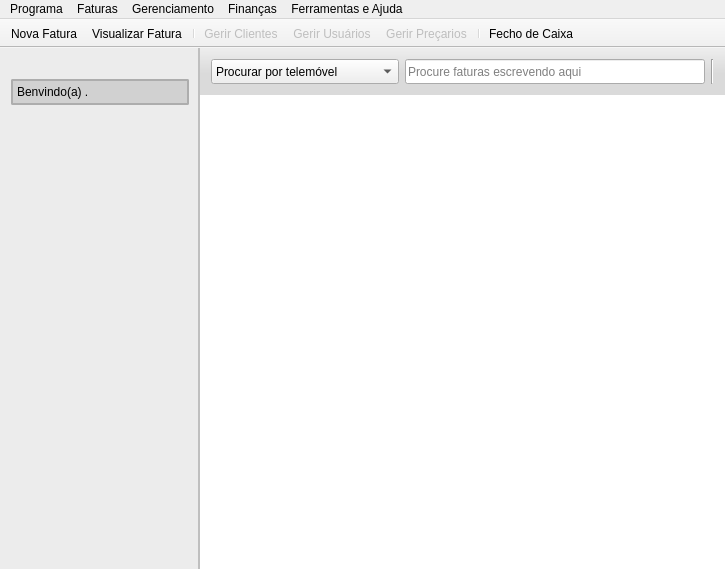
The window that Views/mainwindow.ui (hkakutalua/lavemax) describes before a commit, drawn with Qt 5.
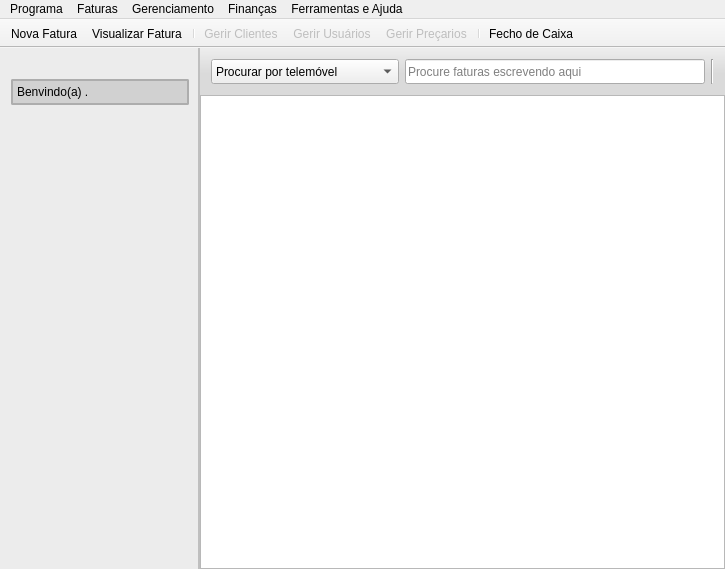
The same window after the commit. Icons and pictures are not drawn.

Diff of the .ui file:
```diff
--- a/Views/mainwindow.ui
+++ b/Views/mainwindow.ui
@@ -237,11 +237,7 @@
         <item>
          <widget class="QTableView" name="ReceiptTableView">
           <property name="styleSheet">
-           <string notr="true">QTableView {
-	border: no-border;
-	background: url(:/icons/logo.png) no-repeat center;
-	background-attachment: fixed;
-}</string>
+           <string notr="true"/>
           </property>
           <property name="selectionMode">
            <enum>QAbstractItemView::SingleSelection</enum>
```
